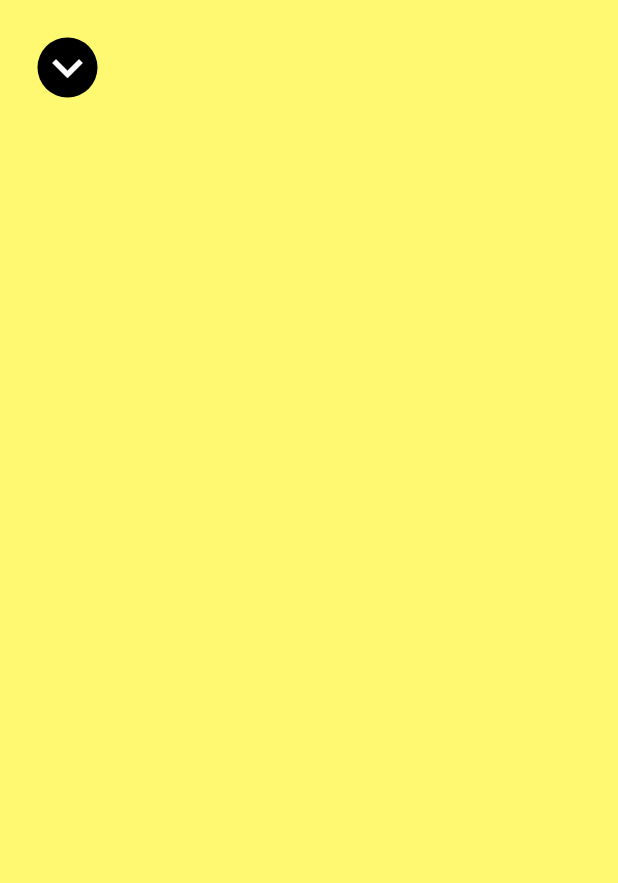
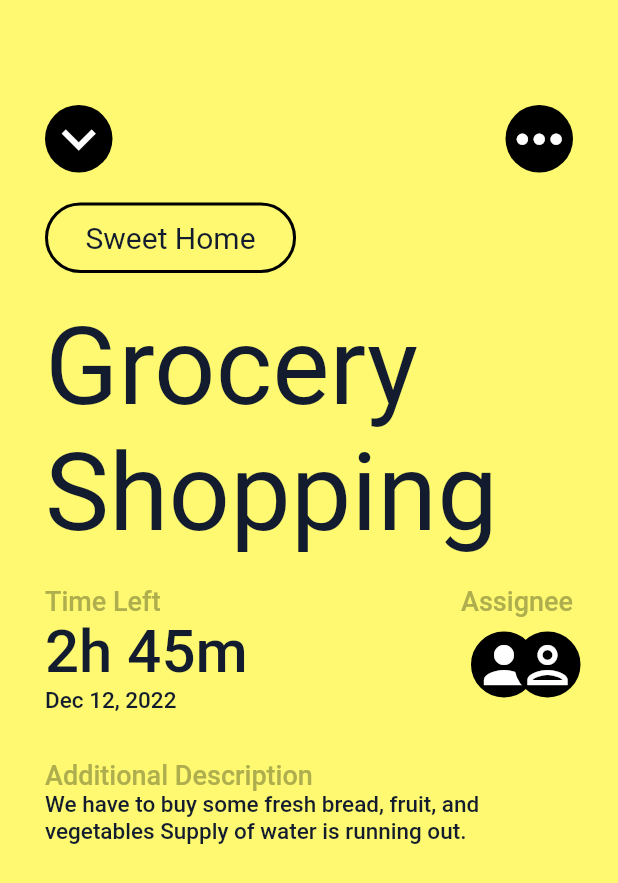
Before and after one commit to grandff/sample-flutter, a Flutter app: the screen it shows after launch, on a phone screen of 412 x 824 dp. Shown: the top 883 px of the screen. Run offline on Flutter 3.47's test engine with Material 2 defaults, Android fonts, the phone set to English and light mode, and no system bars.

Commit message:
Feat: practice design

```diff
--- a/practice_flutter1/lib/main.dart
+++ b/practice_flutter1/lib/main.dart
@@ -1,48 +1,41 @@
 import 'package:flutter/material.dart';
+import 'package:practice_flutter1/screens/home.dart';
 
 void main() {
-  runApp(App());
+  runApp(const App());
 }
 
 class App extends StatelessWidget {
+  const App({super.key});
+
   @override
   Widget build(BuildContext context) {
     return MaterialApp(
-        title: 'Flutter Practice',
-        home: Scaffold(
+      title: 'Flutter Practice',
+      theme: ThemeData(
           backgroundColor: const Color(0xFFFEF970),
-          body: Padding(
-            padding: const EdgeInsets.all(25),
-            child: Column(
-              children: [
-                // 상단 버튼 바
-                Row(
-                  children: [
-                    // button 1
-                    Container(
-                      decoration: BoxDecoration(
-                        color: Colors.black,
-                        borderRadius: BorderRadius.circular(100),
-                      ),
-                      child: const Icon(
-                        Icons.keyboard_arrow_down,
-                        color: Colors.white,
-                        size: 40,
-                      ),
-                    ),
-                    // button 2
-                    Container(
-                      decoration: const BoxDecoration(color: Colors.black),
-                    )
-                  ],
-                ),
-                // 중간 공간
-                const SizedBox(
-                  height: 50,
-                ),
-              ],
+          cardColor: const Color(0xFF111C2F),
+          textTheme: const TextTheme(
+            headline1: TextStyle(
+              color: Color(0xFFAEAE4E),
+              fontSize: 18,
+              fontWeight: FontWeight.w500,
             ),
-          ),
-        ));
+            headline2: TextStyle(
+              color: Color(0xFF121C2E),
+              fontSize: 72,
+              fontWeight: FontWeight.w400,
+            ),
+            bodyText1: TextStyle(
+              color: Color(0xFF121C2E),
+              fontSize: 15,
+            ),
+            bodyText2: TextStyle(
+              color: Color(0xFF121C2E),
+              fontSize: 25,
+            ),
+          )),
+      home: const Home(),
+    );
   }
 }
--- /dev/null
+++ b/practice_flutter1/lib/screens/home.dart
@@ -0,0 +1,243 @@
+import 'package:flutter/material.dart';
+
+class Home extends StatelessWidget {
+  const Home({super.key});
+
+  @override
+  Widget build(BuildContext context) {
+    return Scaffold(
+        backgroundColor: Theme.of(context).backgroundColor,
+        body: Padding(
+          padding: const EdgeInsets.symmetric(vertical: 70, horizontal: 30),
+          child: Column(
+            children: [
+              Container(
+                alignment: Alignment.bottomCenter,
+                child: Row(
+                  mainAxisAlignment: MainAxisAlignment.spaceBetween,
+                  children: [
+                    // button 1
+                    Container(
+                      alignment: Alignment.bottomCenter,
+                      decoration: BoxDecoration(
+                        color: Colors.black,
+                        borderRadius: BorderRadius.circular(100),
+                      ),
+                      child: const Icon(
+                        Icons.keyboard_arrow_down,
+                        color: Colors.white,
+                        size: 45,
+                      ),
+                    ),
+                    // button 2
+                    Container(
+                      decoration: BoxDecoration(
+                        color: Colors.black,
+                        borderRadius: BorderRadius.circular(100),
+                      ),
+                      child: const Icon(
+                        Icons.more_horiz,
+                        color: Colors.white,
+                        size: 45,
+                      ),
+                    ),
+                  ],
+                ),
+              ),
+              Container(
+                alignment: Alignment.centerLeft,
+                margin: const EdgeInsets.symmetric(vertical: 20),
+                child: Container(
+                  padding:
+                      const EdgeInsets.symmetric(horizontal: 25, vertical: 10),
+                  decoration: BoxDecoration(
+                    border: Border.all(width: 2),
+                    borderRadius: BorderRadius.circular(30),
+                  ),
+                  child: Text(
+                    "Sweet Home",
+                    style: TextStyle(
+                      color: Theme.of(context).textTheme.bodyText2!.color,
+                      fontSize: 20,
+                    ),
+                  ),
+                ),
+              ),
+              Container(
+                alignment: Alignment.centerLeft,
+                child: Column(
+                  crossAxisAlignment: CrossAxisAlignment.start,
+                  children: [
+                    Text(
+                      "Grocery",
+                      style: TextStyle(
+                        color: Theme.of(context).textTheme.headline2!.color,
+                        fontSize:
+                            Theme.of(context).textTheme.headline2!.fontSize,
+                        fontWeight:
+                            Theme.of(context).textTheme.headline2!.fontWeight,
+                      ),
+                    ),
+                    Text(
+                      "Shopping",
+                      style: TextStyle(
+                        color: Theme.of(context).textTheme.headline2!.color,
+                        fontSize:
+                            Theme.of(context).textTheme.headline2!.fontSize,
+                        fontWeight:
+                            Theme.of(context).textTheme.headline2!.fontWeight,
+                      ),
+                    ),
+                  ],
+                ),
+              ),
+              Container(
+                margin: const EdgeInsets.symmetric(vertical: 20),
+                child: Row(
+                  mainAxisAlignment: MainAxisAlignment.spaceBetween,
+                  crossAxisAlignment: CrossAxisAlignment.start,
+                  children: [
+                    Flexible(
+                      flex: 2,
+                      child: Column(
+                        crossAxisAlignment: CrossAxisAlignment.start,
+                        children: [
+                          Text(
+                            'Time Left',
+                            style: TextStyle(
+                              color:
+                                  Theme.of(context).textTheme.headline1!.color,
+                              fontSize: Theme.of(context)
+                                  .textTheme
+                                  .headline1!
+                                  .fontSize,
+                              fontWeight: Theme.of(context)
+                                  .textTheme
+                                  .headline1!
+                                  .fontWeight,
+                            ),
+                          ),
+                          Text(
+                            '2h 45m',
+                            style: TextStyle(
+                              color:
+                                  Theme.of(context).textTheme.bodyText2!.color,
+                              fontSize: 40,
+                              fontWeight: FontWeight.w500,
+                            ),
+                          ),
+                          Text(
+                            'Dec 12, 2022',
+                            style: TextStyle(
+                              color:
+                                  Theme.of(context).textTheme.bodyText1!.color,
+                              fontSize: Theme.of(context)
+                                  .textTheme
+                                  .bodyText1!
+                                  .fontSize,
+                              fontWeight: Theme.of(context)
+                                  .textTheme
+                                  .bodyText1!
+                                  .fontWeight,
+                            ),
+                          )
+                        ],
+                      ),
+                    ),
+                    Flexible(
+                      flex: 1,
+                      child: Column(
+                        crossAxisAlignment: CrossAxisAlignment.end,
+                        children: [
+                          Text(
+                            'Assignee',
+                            style: TextStyle(
+                              color:
+                                  Theme.of(context).textTheme.headline1!.color,
+                              fontSize: Theme.of(context)
+                                  .textTheme
+                                  .headline1!
+                                  .fontSize,
+                              fontWeight: Theme.of(context)
+                                  .textTheme
+                                  .headline1!
+                                  .fontWeight,
+                            ),
+                          ),
+                          Row(
+                            mainAxisAlignment: MainAxisAlignment.end,
+                            children: [
+                              Transform.translate(
+                                offset: const Offset(20, 10),
+                                child: Container(
+                                  decoration: BoxDecoration(
+                                    border: Border.all(width: 2),
+                                    borderRadius: BorderRadius.circular(30),
+                                    color: Colors.black,
+                                  ),
+                                  child: const Icon(
+                                    Icons.person,
+                                    size: 40,
+                                    color: Colors.white,
+                                  ),
+                                ),
+                              ),
+                              Transform.translate(
+                                offset: const Offset(5, 10),
+                                child: Container(
+                                  decoration: BoxDecoration(
+                                    border: Border.all(width: 2),
+                                    borderRadius: BorderRadius.circular(30),
+                                    color: Colors.black,
+                                  ),
+                                  child: const Icon(
+                                    Icons.person_outlined,
+                                    size: 40,
+                                    color: Colors.white,
+                                  ),
+                                ),
+                              ),
+                            ],
+                          )
+                        ],
+                      ),
+                    ),
+                  ],
+                ),
+              ),
+              Container(
+                margin: const EdgeInsets.symmetric(vertical: 10),
+                child: Column(
+                  //mainAxisAlignment: MainAxisAlignment.start,
+                  crossAxisAlignment: CrossAxisAlignment.start,
+                  children: [
+                    Text(
+                      'Additional Description',
+                      style: TextStyle(
+                        color: Theme.of(context).textTheme.headline1!.color,
+                        fontSize:
+                            Theme.of(context).textTheme.headline1!.fontSize,
+                        fontWeight:
+                            Theme.of(context).textTheme.headline1!.fontWeight,
+                      ),
+                    ),
+                    Text(
+                      'We have to buy some fresh bread, fruit, and vegetables Supply of water is running out.',
+                      style: TextStyle(
+                        color: Theme.of(context).textTheme.bodyText1!.color,
+                        fontSize:
+                            Theme.of(context).textTheme.bodyText1!.fontSize,
+                        fontWeight:
+                            Theme.of(context).textTheme.bodyText1!.fontWeight,
+                      ),
+                    )
+                  ],
+                ),
+              ),
+              Container(),
+              Container(),
+            ],
+          ),
+        ));
+  }
+}
```
Also changed, not shown: 1 other file.
